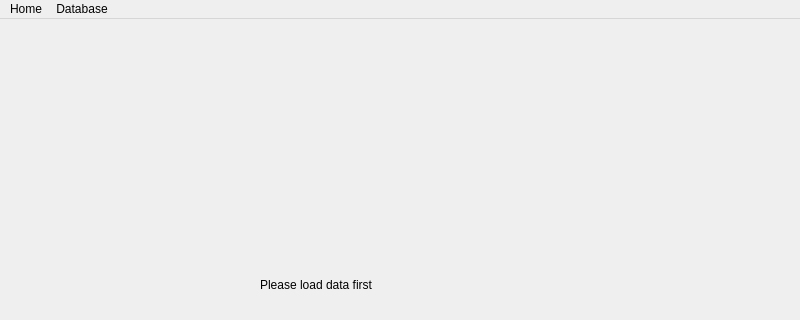
This is client/mainwindow.ui in lonkaars/avans-whether-station as Qt 5 draws it before an edit; both pictures show x 0 to 800 and y 0 to 320 of the 800 by 600 pixel window. The edited form follows.
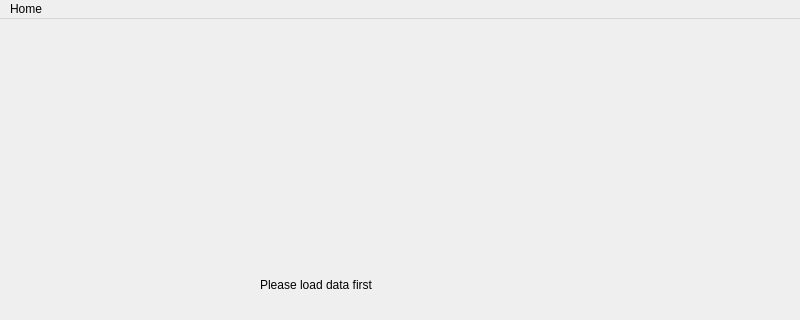
This is the edited form.

Patch:
```diff
--- a/client/mainwindow.ui
+++ b/client/mainwindow.ui
@@ -34,7 +34,7 @@
      <x>0</x>
      <y>0</y>
      <width>800</width>
-     <height>26</height>
+     <height>24</height>
     </rect>
    </property>
    <widget class="QMenu" name="menuAbouy">
@@ -42,16 +42,10 @@
      <string>Home</string>
     </property>
     <addaction name="actionRefresh"/>
-   </widget>
-   <widget class="QMenu" name="menuDatabase">
-    <property name="title">
-     <string>Database</string>
-    </property>
     <addaction name="actionConnection"/>
     <addaction name="actionDisconnenct"/>
    </widget>
    <addaction name="menuAbouy"/>
-   <addaction name="menuDatabase"/>
   </widget>
   <widget class="QStatusBar" name="statusbar"/>
   <action name="actionRefresh">
```
Left out of the diff: 3 changed lines with no effect on the pictures.
